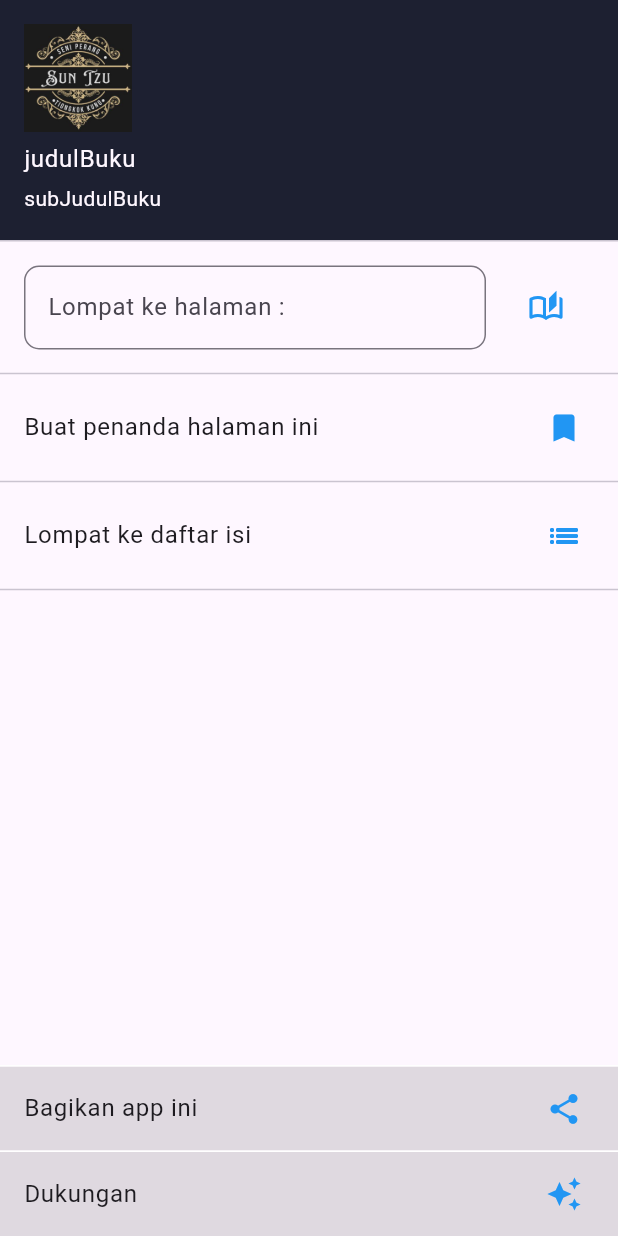
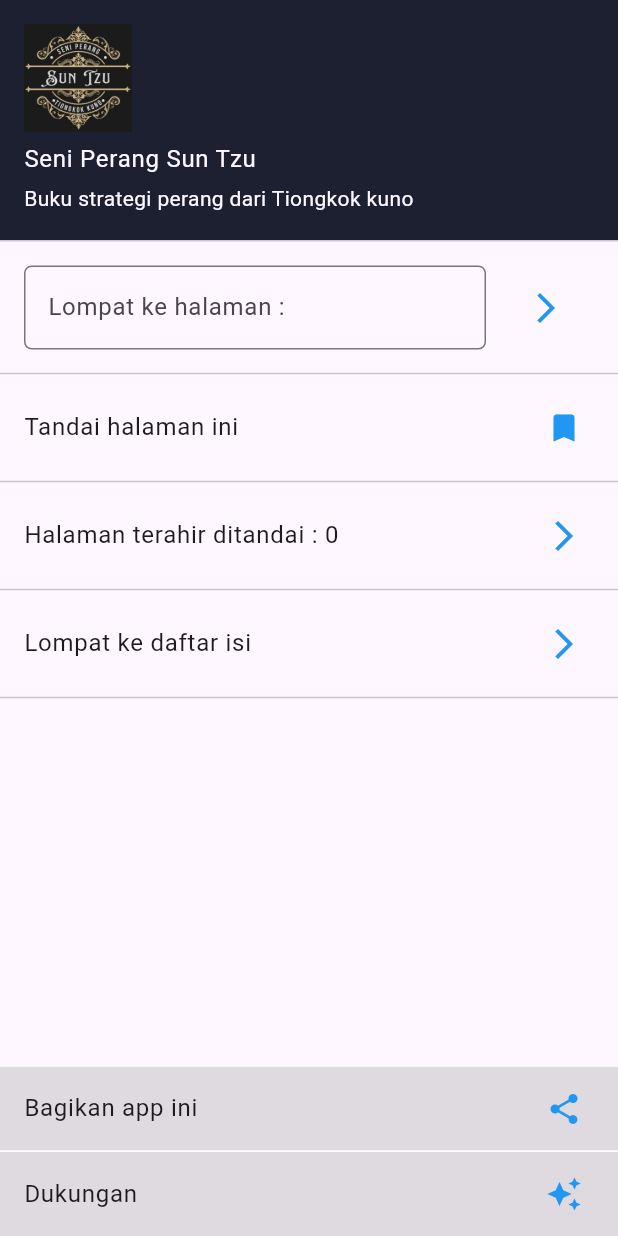
Before and after one commit to RozaqIngsoon/tsunzu, a Flutter app: the DrawerItems screen opened directly, on a phone screen of 412 x 824 dp. Run offline on Flutter 3.47's test engine with Material 3 defaults, Android fonts, the light colour scheme and no system bars; our stand-ins replace flutter_markdown, get, google_fonts, image_gallery_saver, share_plus, shared_preferences; missing offline and left inert: page_flip; accounts and stored records are empty; statements that could not run were skipped.

Commit message:
drawer ok 75%

```diff
--- a/lib/pages/daftar_isi.dart
+++ b/lib/pages/daftar_isi.dart
@@ -23,7 +23,7 @@ class DaftarIsi extends StatelessWidget {
         trailing:
             Text(halaman, style: TextStyle(color: Colors.white, fontSize: MediaQuery.of(context).size.width / 20)),
         onTap: () {
-          controller.currentState?.goToPage(lompatke); //menggunakan index page
+          controllerPageFlip.currentState?.goToPage(lompatke); //menggunakan index page
         },
       );
     }
--- a/lib/shared/drawer_items.dart
+++ b/lib/shared/drawer_items.dart
@@ -2,6 +2,7 @@ import 'package:flutter/material.dart';
 import 'package:get/get.dart';
 import 'package:share_plus/share_plus.dart';
 import 'package:shared_preferences/shared_preferences.dart';
+import 'package:tsunzu/home_screen.dart';
 import 'package:tsunzu/kontroller.dart';
 import 'dukungan.dart';
 
@@ -14,38 +15,18 @@ class DrawerItems extends StatefulWidget {
 }
 
 class _DrawerItemsState extends State<DrawerItems> {
-  bool checked = false;
-  int _bookmark = 0;
   final kontrol = Get.find<Kontroller>();
-
-  _getBookmark() async {
-    SharedPreferences prefs = await SharedPreferences.getInstance();
-    //Return int
-    int intValue = prefs.getInt(kontrol.bookmark) ?? 0;
-    setState(() => _bookmark = intValue);
-  }
-
-  Future<void> _setBookmark(int hal) async {
-    SharedPreferences prefs = await SharedPreferences.getInstance();
-    prefs.setInt(kontrol.bookmark, hal);
-  }
 
   @override
   Widget build(BuildContext context) {
 
-    if (checked == false) {
-      _getBookmark();
-      setState(() {
-        checked = true;
-      });
-    }
 
     UserAccountsDrawerHeader drawerHeader = UserAccountsDrawerHeader(
       decoration: BoxDecoration(
         color: kontrol.backgroundGelap,
       ),
-      accountName: Text('judulBuku'),
-      accountEmail:  Text('subJudulBuku'),
+      accountName: Text('Seni Perang Sun Tzu'),
+      accountEmail:  Text('Buku strategi perang dari Tiongkok kuno'),
       currentAccountPicture:  CircleAvatar(
         backgroundColor: Colors.white,
         child: Image(image: AssetImage(kontrol.coverBuku)),
@@ -66,54 +47,57 @@ class _DrawerItemsState extends State<DrawerItems> {
                     decoration: const InputDecoration(
                       labelText: 'Lompat ke halaman :',
                       border: OutlineInputBorder(
-                        borderRadius: BorderRadius.all(Radius.circular(10.0)),
+                        borderRadius: BorderRadius.all(Radius.circular(5.0)),
                       ),
                     ),
                   ),
                   trailing: IconButton(
                     icon: const Icon(
-                      Icons.auto_stories_outlined,
+                      Icons.arrow_forward_ios,
                       color: Colors.blue,
                     ),
                     onPressed: () {
-                      if(kontrol.editingController.value.text.isEmpty){
+                      print(kontrol.editingController.text);
+                        controllerPageFlip.currentState?.goToPage(int.parse(kontrol.editingController.text)); //menggunakan index page
                         Navigator.pop(context);
-                        ScaffoldMessenger.of(context).showSnackBar( SnackBar(
-                          content: Text('Nomor halaman yang hendak dibuka belum diisi'),
-                        ));
-                      }else{
 
-                        Navigator.pop(context);
-                      }
                     },
                   ),
                 ),
                 const Divider(),
                 ListTile(
-                  title: (_bookmark != 0)
-                      ? Text('Buka penanda halaman ( $_bookmark )')
-                      : const Text('Buat penanda halaman ini'),
+                  title:  Text('Tandai halaman ini'),
                   trailing: Icon(
-                    (_bookmark != 0) ? Icons.auto_stories : Icons.bookmark,
+                    Icons.bookmark,
                     color: Colors.blue,
                   ),
                   onTap: () {
-                    if (_bookmark != 0) {
-                      Navigator.pop(context);
-                    } else {
-                      Navigator.pop(context);
-                    }
+                    kontrol.setBookmark(controllerPageFlip.currentState!.pageNumber);
+                    kontrol.bookmarkNo.value = controllerPageFlip.currentState!.pageNumber;
+                    Navigator.pop(context);
+                  },
+                ),
+                const Divider(),
+                ListTile(
+                  title:  Text('Halaman terahir ditandai : ${kontrol.bookmarkNo.value}'),
+                  trailing: Icon(
+                    Icons.arrow_forward_ios,
+                    color: Colors.blue,
+                  ),
+                  onTap: () {
+                    controllerPageFlip.currentState?.goToPage(kontrol.bookmarkNo.value); //menggunakan index page
+                    Navigator.pop(context);
                   },
                 ),
                 const Divider(),
                 ListTile(
                   title: Text('Lompat ke daftar isi'),
                   trailing: Icon(
-                    Icons.list_outlined,
+                    Icons.arrow_forward_ios,
                     color: Colors.blue,
                   ),
                   onTap: () {
-
+                    controllerPageFlip.currentState?.goToPage(1); //menggunakan index page
                     Navigator.pop(context);
                   },
                 ),
--- a/lib/shared/dukungan.dart
+++ b/lib/shared/dukungan.dart
@@ -57,7 +57,7 @@ class _DukunganState extends State<Dukungan> {
                       ),
                       Divider(thickness: 1,),
                       Text(
-                        'Hai teman-teman, dukung kami supaya terus semangat mengembangkan app yang bermanfaat ya...',
+                        'Hai sobat, support ingsoon untuk terus mengembangkan app yang bermanfaat ya...',
                         style: TextStyle( color: Colors.white),textAlign: TextAlign.justify,
                       ),
                       Align(
@@ -102,7 +102,7 @@ class _DukunganState extends State<Dukungan> {
                             style: ElevatedButton.styleFrom(
                                 backgroundColor: Colors.green,
                                 foregroundColor: Colors.white,
-                                shadowColor: Colors.greenAccent,
+                                shadowColor: Colors.white,
                                 elevation: 3,
                                 shape: RoundedRectangleBorder(
                                     borderRadius: BorderRadius.circular(10.0)),
@@ -117,7 +117,7 @@ class _DukunganState extends State<Dukungan> {
                       ),
                       ListTile(
                         subtitle: Text(
-                            'Kemudian scan qr "qris ingsoon" yang sudah ada di galeri hp menggunakan e-wallet / mobile banking kesayangan teman-teman.',
+                            'Kemudian scan qr "qris ingsoon" yang sudah ada di galeri hp menggunakan e-wallet / mobile banking kesayangan kamu.',
                             style: TextStyle(color: Colors.white)),
                       ),
                       SizedBox(
--- a/lib/shared/no_halaman.dart
+++ b/lib/shared/no_halaman.dart
@@ -24,10 +24,7 @@ class NoHalaman extends StatelessWidget {
             ' $bab',
             style: TextStyle(color: Colors.yellow, fontStyle: FontStyle.italic),
           ),
-          // Icon(
-          //   Icons.menu_book,
-          //   color: Colors.amber,
-          // ),
+
           Text(
             '${pages.indexOf(itemOfPages).toString().length < 2 ? "0${pages.indexOf(itemOfPages)}" : pages.indexOf(itemOfPages)} ',
             style: TextStyle(color: Colors.yellow, fontStyle: FontStyle.italic),
```
Also changed, not shown: lib/home_screen.dart (+21 -9 lines), lib/kontroller.dart (+19 -1 lines), lib/pages/lastPage.dart (+10 -1 lines).
